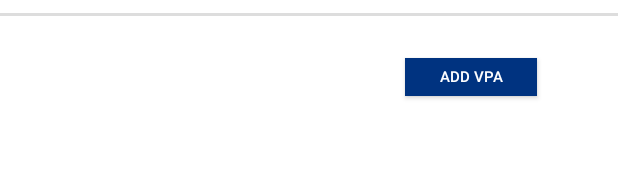
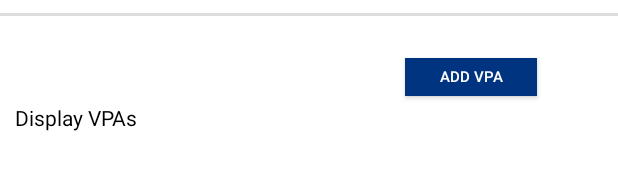
Before and after one commit to AshishAgarwal2101/DCB-App, an Android app: the layout activity_bank_account.xml on its own in the app's theme, with its tools: preview values and no code run, on a phone screen of 412 x 824 dp. Shown: the part 497-667 px from the top of the screen. Run offline under Robolectric (Android 15) with nearby library versions, the light colour scheme and no system bars.

Commit message:
BankAccount profile for user.

```diff
--- a/app/src/main/AndroidManifest.xml
+++ b/app/src/main/AndroidManifest.xml
@@ -74,6 +74,7 @@
         <activity android:name=".InvestActivity" />
         <activity android:name=".FAQs" />
         <activity android:name=".Transactions" />
+        <activity android:name=".BankAccount" />
     </application>
 
 </manifest>
--- a/app/src/main/java/com/cashless/easycash/CreateVpaActivity.java
+++ b/app/src/main/java/com/cashless/easycash/CreateVpaActivity.java
@@ -38,8 +38,8 @@ public class CreateVpaActivity extends AppCompatActivity {
         loadAccountBeingUsed();
         k=currentAccount;
         load();
-        phn= getIntent().getStringExtra("phone");
-        bankName=getIntent().getStringExtra("bank");
+        phn= SPHelper.getSP(this,"phone","sample data");
+        bankName=SPHelper.getSP(this,"bank","sample data");
         i1=new Intent(this,MainActivity.class);
         b1=(Button)findViewById(R.id.button2);
         username_edittext = (EditText)findViewById(R.id.username_edittext);
--- a/app/src/main/java/com/cashless/easycash/MainActivity.java
+++ b/app/src/main/java/com/cashless/easycash/MainActivity.java
@@ -130,7 +130,7 @@ public class MainActivity extends AppCompatActivity
         bAddNewNumber.setOnClickListener(new View.OnClickListener() {
             @Override
             public void onClick(View v) {
-                startActivity(new Intent(MainActivity.this, BankAccountActivity.class));
+                startActivity(new Intent(MainActivity.this, BankAccount.class));
             }
         });
     }
--- a/app/src/main/java/com/cashless/easycash/SavedPasscode.java
+++ b/app/src/main/java/com/cashless/easycash/SavedPasscode.java
@@ -5,6 +5,8 @@ import android.os.AsyncTask;
 import android.os.Bundle;
 import android.support.v7.app.AppCompatActivity;
 import android.widget.ImageView;
+
+import com.cashless.easycash.Helpers.SPHelper;
 
 import java.io.IOException;
 
@@ -24,8 +26,8 @@ public class SavedPasscode extends AppCompatActivity{
         super.onCreate(savedInstanceState);
         setContentView(R.layout.activity_show_verified);
         i= new Intent(this,CreateVpaActivity.class);
-        i.putExtra("phone",getIntent().getStringExtra("phone"));
-        i.putExtra("bank",getIntent().getStringExtra("bank"));
+        SPHelper.setSP(this, "phone",getIntent().getStringExtra("phone"));
+        SPHelper.setSP(this, "bank",getIntent().getStringExtra("bank"));
         new LongOperation().execute("");
 
 
--- a/app/src/main/res/layout/activity_bank_account.xml
+++ b/app/src/main/res/layout/activity_bank_account.xml
@@ -18,17 +18,18 @@
         android:layout_marginTop="45dp"
         android:text="@string/delete_account" />
     <TextView
-        android:id="@+id/textView4"
+        android:id="@+id/bank_branch"
         android:layout_width="100dp"
         android:layout_height="wrap_content"
         android:fontFamily="sans-serif-condensed"
         android:text="Jayanagar"
         android:textSize="10dp"
         android:layout_marginLeft="100dp"
-        android:layout_marginTop="80dp"/>
+        android:layout_marginTop="80dp"
+        />
 
     <TextView
-        android:id="@+id/textView5"
+        android:id="@+id/bank_ifsc"
         android:layout_width="wrap_content"
         android:layout_height="wrap_content"
         android:fontFamily="sans-serif-condensed"
@@ -70,7 +71,7 @@
         android:layout_marginTop="120dp"/>
 
     <TextView
-        android:id="@+id/textView8"
+        android:id="@+id/account_no"
         android:layout_width="wrap_content"
         android:layout_height="wrap_content"
         android:fontFamily="sans-serif-condensed"
@@ -83,7 +84,7 @@
         tools:layout_editor_absoluteY="111dp" />
 
     <TextView
-        android:id="@+id/textView9"
+        android:id="@+id/bank_name"
         android:layout_width="wrap_content"
         android:layout_height="wrap_content"
         android:fontFamily="sans-serif-condensed"
@@ -95,7 +96,7 @@
         tools:layout_editor_absoluteY="130dp" />
 
     <ImageView
-        android:id="@+id/imageView2"
+        android:id="@+id/bank_logo"
         android:layout_width="43dp"
         android:layout_height="43dp"
         app:srcCompat="@drawable/allahabad_logo"
@@ -153,7 +154,8 @@
         android:text="NAME SURNAME"
         android:fontFamily="sans-serif-condensed"
         android:layout_marginTop="300dp"
-        android:layout_marginLeft="140dp"/>
+        android:layout_marginLeft="140dp"
+        android:id="@+id/user_name"/>
     <TextView
         android:layout_width="match_parent"
         android:layout_height="2dp"
@@ -168,11 +170,14 @@
         android:text="ADD VPA"
         android:textSize="10dp"
         android:textColor="#ffffff"/>
-    <android.support.v7.widget.RecyclerView
+    <TextView
         android:layout_width="match_parent"
         android:layout_height="wrap_content"
-        android:layout_marginTop="400dp">
-
-    </android.support.v7.widget.RecyclerView>
+        android:text="Display VPAs"
+        android:id="@+id/bank_vpas"
+        android:layout_marginTop="400dp"
+        android:layout_marginStart="10dp"
+        android:textColor="@color/colorBlack"
+        />
 
 </FrameLayout>
```
Also changed, not shown: app/src/main/java/com/cashless/easycash/BankAccount.java (+17 -1 lines), 5 other files.
